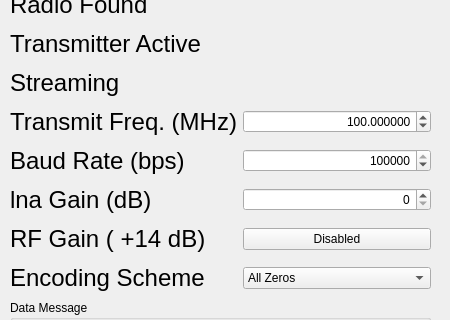
First picture: the form in HackRF_Transmitter/hackrf_transmitter.ui, repository mjc-coder/SDR, before the edit; both pictures show x 0 to 450 and y 99 to 419 of the 450 by 660 pixel window.
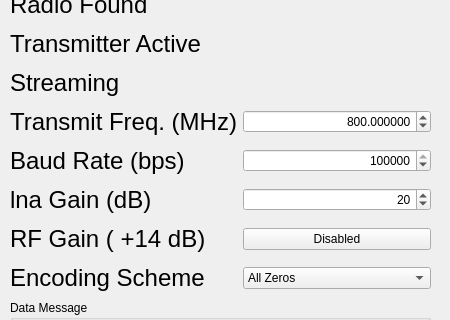
Second picture: the form after the edit. Custom widgets are drawn as their Qt base class.

Patch:
```diff
--- a/HackRF_Transmitter/hackrf_transmitter.ui
+++ b/HackRF_Transmitter/hackrf_transmitter.ui
@@ -142,7 +142,7 @@
         <double>0.100000000000000</double>
        </property>
        <property name="value">
-        <double>100.000000000000000</double>
+        <double>800.000000000000000</double>
        </property>
       </widget>
      </item>
@@ -316,7 +316,7 @@
         <double>47.000000000000000</double>
        </property>
        <property name="value">
-        <double>0.000000000000000</double>
+        <double>20.000000000000000</double>
        </property>
       </widget>
      </item>
```
Left out of the diff: 3 changed lines with no effect on the pictures.
